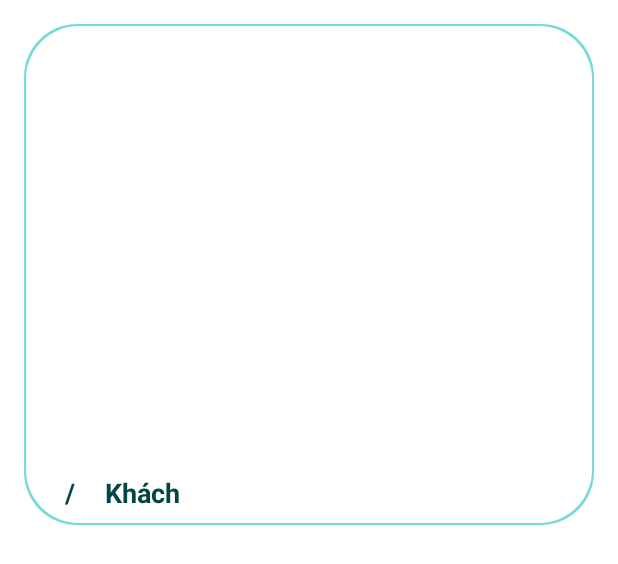
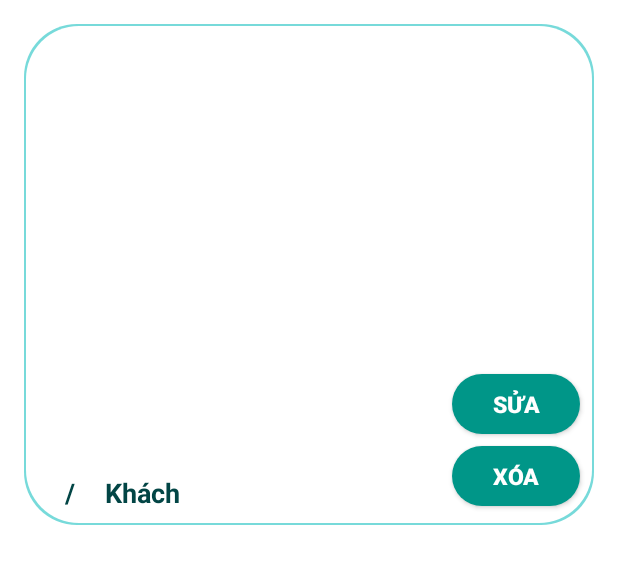
Before and after one commit to MrQuan7980/Hotel, an Android app: the layout item_container_list_room.xml on its own in the app's theme, with its tools: preview values and no code run, on a phone screen of 412 x 824 dp. Shown: the top 564 px of the screen. Run offline under Robolectric (Android 15) with nearby library versions, the phone set to English and light mode, and no system bars.

Commit message:
add feature show list room

```diff
--- a/core/src/main/java/com/example/core/api/RetrofitService.kt
+++ b/core/src/main/java/com/example/core/api/RetrofitService.kt
@@ -27,6 +27,4 @@ interface RetrofitService {
 
     @POST("room.json")
     suspend fun insertRoom(@Body room: Room) : retrofit2.Response<Room>
-
-
 }
--- a/feature_admin/src/main/java/com/example/feature_admin/adapter/AdapterListRoom.kt
+++ b/feature_admin/src/main/java/com/example/feature_admin/adapter/AdapterListRoom.kt
@@ -2,6 +2,7 @@ package com.example.feature_admin.adapter
 
 import android.annotation.SuppressLint
 import android.view.LayoutInflater
+import android.view.View
 import android.view.ViewGroup
 import androidx.recyclerview.widget.RecyclerView
 import com.bumptech.glide.Glide
@@ -33,6 +34,9 @@ class AdapterListRoom (private var listRoom: List<Room>) :
     ) : RecyclerView.ViewHolder(binding.root) {
         fun setData(room: Room)
         {
+            binding.statusRoom.visibility = if (room.status == true) View.VISIBLE else View.GONE
+            binding.linearOnButton.visibility = if (room.status == true) View.GONE else View.VISIBLE
+            binding.linearOffButton.visibility = if (room.status == true) View.VISIBLE else View.GONE
             binding.titleRoom.text = room.title
             Glide.with(binding.root.context)
                 .load(room.imageOne)
--- a/feature_admin/src/main/java/com/example/feature_admin/fragment/RoomManagerFragment.kt
+++ b/feature_admin/src/main/java/com/example/feature_admin/fragment/RoomManagerFragment.kt
@@ -37,6 +37,9 @@ class RoomManagerFragment : Fragment() {
     {
         binding.buttonAdd.setOnClickListener {
             requireContext().openIntent<AdminAddRoomActivity>()
+        }
+        binding.loading.setOnClickListener {
+            viewModelRoom.showListRoom()
         }
     }
     private fun checkRenderAPI()
--- /dev/null
+++ b/feature_admin/src/main/res/drawable/bg_already_booked.xml
@@ -0,0 +1,5 @@
+<?xml version="1.0" encoding="utf-8"?>
+<shape xmlns:android="http://schemas.android.com/apk/res/android">
+    <solid android:color="@color/blue"/>
+    <corners android:radius="35dp"/>
+</shape>
--- /dev/null
+++ b/feature_admin/src/main/res/drawable/bg_off_button.xml
@@ -0,0 +1,5 @@
+<?xml version="1.0" encoding="utf-8"?>
+<shape xmlns:android="http://schemas.android.com/apk/res/android">
+    <solid android:color="@color/grey"/>
+    <corners android:radius="35dp"/>
+</shape>
--- /dev/null
+++ b/feature_admin/src/main/res/drawable/bg_on_button.xml
@@ -0,0 +1,5 @@
+<?xml version="1.0" encoding="utf-8"?>
+<shape xmlns:android="http://schemas.android.com/apk/res/android">
+    <solid android:color="@color/blue"/>
+    <corners android:radius="35dp"/>
+</shape>
--- a/feature_admin/src/main/res/layout/fragment_admin_room_manager.xml
+++ b/feature_admin/src/main/res/layout/fragment_admin_room_manager.xml
@@ -102,5 +102,15 @@
             app:layout_constraintEnd_toEndOf="parent"
             app:layout_constraintBottom_toBottomOf="parent"/>
 
+        <ImageView
+            android:id="@+id/loading"
+            android:src="@drawable/ic_add"
+            android:layout_margin="15dp"
+            app:layout_constraintTop_toTopOf="parent"
+            app:layout_constraintBottom_toBottomOf="parent"
+            app:layout_constraintEnd_toEndOf="parent"
+            android:layout_width="30dp"
+            android:layout_height="30dp"/>
+
     </androidx.constraintlayout.widget.ConstraintLayout>
 </ScrollView>
--- a/feature_admin/src/main/res/layout/item_container_list_room.xml
+++ b/feature_admin/src/main/res/layout/item_container_list_room.xml
@@ -29,6 +29,26 @@
             app:layout_constraintStart_toStartOf="parent"
             app:layout_constraintTop_toTopOf="parent"
             tools:ignore="UnusedAttribute" />
+
+        <FrameLayout
+            android:id="@+id/statusRoom"
+            android:visibility="gone"
+            android:background="@drawable/bg_already_booked"
+            android:padding="9dp"
+            android:layout_margin="10dp"
+            app:layout_constraintTop_toTopOf="parent"
+            app:layout_constraintEnd_toEndOf="parent"
+            android:layout_width="wrap_content"
+            android:layout_height="wrap_content">
+            <TextView
+                android:textSize="14sp"
+                android:textStyle="bold"
+                android:textColor="@color/white"
+                android:text="@string/alreadyBooked"
+                android:layout_width="wrap_content"
+                android:layout_height="wrap_content"/>
+        </FrameLayout>
+
 
         <TextView
             style="@style/textViewTitle"
@@ -86,5 +106,44 @@
             app:layout_constraintTop_toBottomOf="@+id/textCity"
             app:layout_constraintBottom_toBottomOf="parent"/>
 
+        <LinearLayout
+            android:id="@+id/linearOnButton"
+            app:layout_constraintTop_toBottomOf="@id/pictureUrl"
+            app:layout_constraintEnd_toEndOf="@id/pictureUrl"
+            android:orientation="vertical"
+            android:layout_width="wrap_content"
+            android:layout_height="wrap_content">
+
+            <androidx.appcompat.widget.AppCompatButton
+                android:id="@+id/btnOnUpdate"
+                android:text="@string/textEdit"
+                style="@style/btnOnEditAndDelete"/>
+
+            <androidx.appcompat.widget.AppCompatButton
+                android:id="@+id/btnOnDelete"
+                android:text="@string/textDelete"
+                style="@style/btnOnEditAndDelete"/>
+        </LinearLayout>
+
+        <LinearLayout
+            android:id="@+id/linearOffButton"
+            android:visibility="gone"
+            app:layout_constraintTop_toBottomOf="@id/pictureUrl"
+            app:layout_constraintEnd_toEndOf="@id/pictureUrl"
+            android:orientation="vertical"
+            android:layout_width="wrap_content"
+            android:layout_height="wrap_content">
+
+            <androidx.appcompat.widget.AppCompatButton
+                android:id="@+id/btnOffUpdate"
+                android:text="@string/textEdit"
+                style="@style/btnOffEditAndDelete"/>
+
+            <androidx.appcompat.widget.AppCompatButton
+                android:id="@+id/btnOffDelete"
+                android:text="@string/textDelete"
+                style="@style/btnOffEditAndDelete"/>
+        </LinearLayout>
+
     </androidx.constraintlayout.widget.ConstraintLayout>
 </androidx.constraintlayout.widget.ConstraintLayout>
--- a/feature_admin/src/main/res/values/strings.xml
+++ b/feature_admin/src/main/res/values/strings.xml
@@ -40,4 +40,8 @@
     <string name="inputDiscount">Vui lòng nhập vào giảm giá nếu có</string>
     <string name="mark">/</string>
     <string name="textCustomer">Khách</string>
+    <string name="alreadyBooked">Đã đặt</string>
+
+    <string name="textEdit">Sửa</string>
+    <string name="textDelete">Xóa</string>
 </resources>
--- a/feature_admin/src/main/res/values/themes.xml
+++ b/feature_admin/src/main/res/values/themes.xml
@@ -20,14 +20,27 @@
         <item name="android:textStyle">bold</item>
     </style>
 
-    <style name="ovalNext">
+    <style name="btnOnEditAndDelete">
         <item name="alpha">0.7</item>
-        <item name="android:layout_width">70dp</item>
-        <item name="android:layout_height">70dp</item>
-        <item name="android:color">@color/white</item>
-        <item name="android:background">@drawable/oval_next</item>
-        <item name="android:layout_marginBottom">60dp</item>
-        <item name="android:layout_marginEnd">15dp</item>
+        <item name="android:layout_width">85dp</item>
+        <item name="android:layout_height">40dp</item>
+        <item name="android:textColor">@color/white</item>
+        <item name="android:textSize">15sp</item>
+        <item name="android:background">@drawable/bg_on_button</item>
+        <item name="android:layout_margin">4dp</item>
+        <item name="android:gravity">center</item>
+        <item name="android:textStyle">bold</item>
+    </style>
+    <style name="btnOffEditAndDelete">
+        <item name="alpha">0.7</item>
+        <item name="android:layout_width">85dp</item>
+        <item name="android:layout_height">40dp</item>
+        <item name="android:textColor">@color/white</item>
+        <item name="android:textSize">15sp</item>
+        <item name="android:background">@drawable/bg_off_button</item>
+        <item name="android:layout_margin">4dp</item>
+        <item name="android:gravity">center</item>
+        <item name="android:textStyle">bold</item>
     </style>
 
     <style name="imageView">
```
Also changed, not shown: 1 other file.
